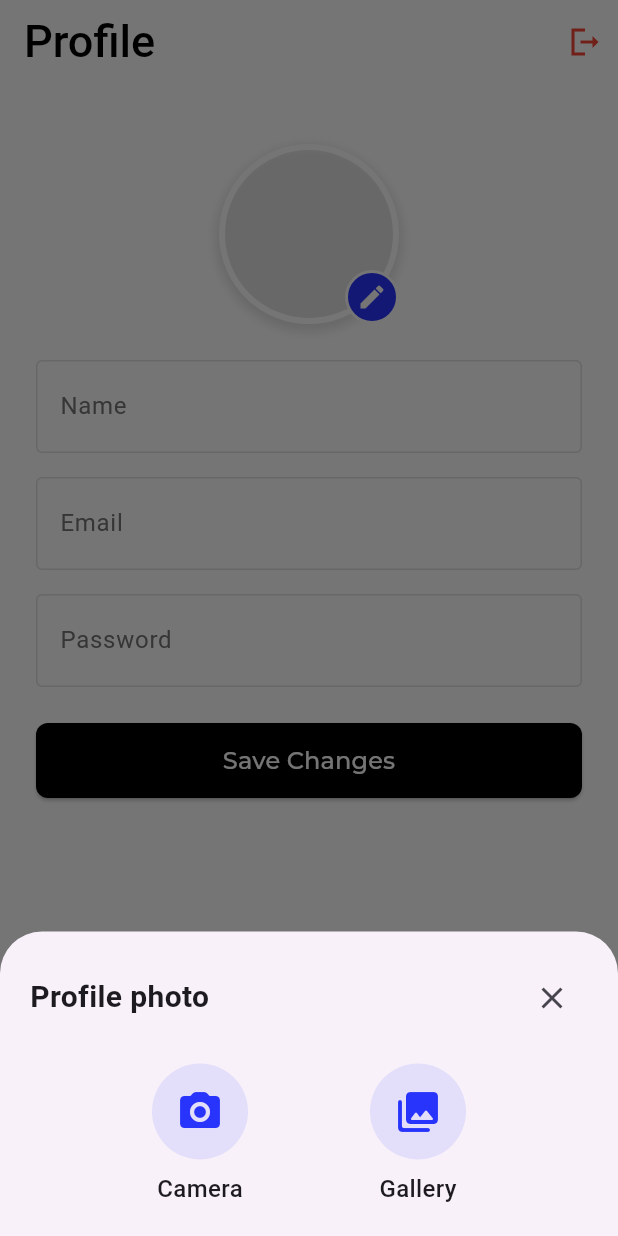
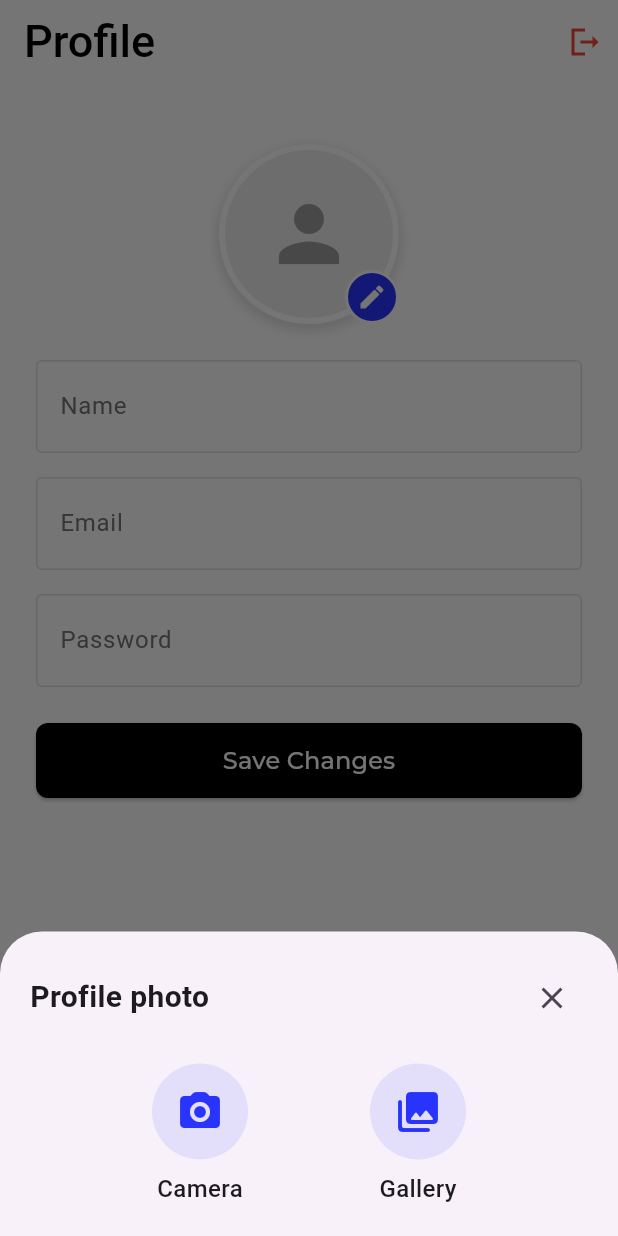
Before and after one commit to EmmyAnieDev/organize_it_flutter_frontend, a Flutter app: the ProfileScreen screen opened by its route, after a tap on the "edit" icon, on a phone screen of 412 x 824 dp. Run offline on Flutter 3.47's test engine with Material 3 defaults, Android fonts, the light colour scheme and no system bars; our stand-ins replace flutter_riverpod, flutter_secure_storage, go_router, google_fonts, image_picker, shared_preferences and 1 more; accounts and stored records are empty; Roboto replaces fonts that are missing (Salsa).

Commit message:
implemented uploading profile photo by users

```diff
--- a/lib/app/config/api_config.dart
+++ b/lib/app/config/api_config.dart
@@ -1,3 +1,3 @@
 class Api {
-  static const baseURL = 'http://192.168.1.239/organize_it/api';
+  static const baseURL = 'http://192.168.0.100/organize_it/api';
 }
--- a/lib/data/models/user_model.dart
+++ b/lib/data/models/user_model.dart
@@ -3,6 +3,7 @@ class User {
   final String name;
   final String email;
   final String? password;
+  final String? profilePhoto;
   final DateTime? createdAt;
 
   User({
@@ -10,6 +11,7 @@ class User {
     required this.name,
     required this.email,
     this.password,
+    this.profilePhoto,
     this.createdAt,
   });
 
@@ -18,6 +20,7 @@ class User {
       id: json['id'] as int?,
       name: json['name'] ?? '',
       email: json['email'] ?? '',
+      profilePhoto: json['profile_photo'] ?? '',
       createdAt: json['created_at'] != null
           ? DateTime.tryParse(json['created_at'])
           : null,
@@ -29,6 +32,7 @@ class User {
       'id': id,
       'name': name,
       'email': email,
+      'profile_photo': profilePhoto,
       'created_at': createdAt?.toIso8601String(),
     };
 
--- /dev/null
+++ b/lib/presentation/screens/profile/components/profile_photo.dart
@@ -0,0 +1,66 @@
+import 'package:flutter/material.dart';
+import 'package:flutter_riverpod/flutter_riverpod.dart';
+
+import '../../../../data/providers/user_controller.dart';
+
+class ProfilePhoto extends ConsumerWidget {
+  const ProfilePhoto({super.key});
+
+  @override
+  Widget build(BuildContext context, WidgetRef ref) {
+    final ucp = ref.watch(userProvider);
+    final photoUrl = ucp.currentUser?.profilePhoto;
+
+    return Container(
+      width: 120,
+      height: 120,
+      decoration: BoxDecoration(
+        shape: BoxShape.circle,
+        color: Colors.grey[200],
+        border: Border.all(
+          color: Colors.white,
+          width: 4,
+        ),
+        boxShadow: [
+          BoxShadow(
+            color: Colors.grey.withOpacity(0.3),
+            spreadRadius: 2,
+            blurRadius: 5,
+            offset: const Offset(0, 3),
+          ),
+        ],
+      ),
+      child: ClipOval(
+        child: ucp.isPhotoLoading
+            ? const Center(
+                child: CircularProgressIndicator(),
+              )
+            : photoUrl != null && photoUrl.isNotEmpty
+                ? Image.network(
+                    photoUrl,
+                    fit: BoxFit.cover,
+                    width: 120,
+                    height: 120,
+                    errorBuilder: (context, error, stackTrace) {
+                      return const Icon(
+                        Icons.person,
+                        size: 60,
+                        color: Colors.grey,
+                      );
+                    },
+                    loadingBuilder: (context, child, loadingProgress) {
+                      if (loadingProgress == null) return child;
+                      return const Center(
+                        child: CircularProgressIndicator(),
+                      );
+                    },
+                  )
+                : const Icon(
+                    Icons.person,
+                    size: 60,
+                    color: Colors.grey,
+                  ),
+      ),
+    );
+  }
+}
--- a/lib/presentation/screens/profile/profile.dart
+++ b/lib/presentation/screens/profile/profile.dart
@@ -8,6 +8,7 @@ import '../../widgets/edit_profile_button.dart';
 import '../../widgets/profile_text_field.dart';
 import '../../widgets/save_button.dart';
 import 'components/logout_button.dart';
+import 'components/profile_photo.dart';
 
 class ProfileScreen extends ConsumerStatefulWidget {
   const ProfileScreen({super.key});
@@ -57,36 +58,13 @@ class _ProfileScreenState extends ConsumerState<ProfileScreen> {
               Center(
                 child: Stack(
                   children: [
-                    Container(
-                      width: 120,
-                      height: 120,
-                      decoration: BoxDecoration(
-                        shape: BoxShape.circle,
-                        border: Border.all(
-                          color: Colors.white,
-                          width: 4,
-                        ),
-                        boxShadow: [
-                          BoxShadow(
-                            color: Colors.grey.withOpacity(0.3),
-                            spreadRadius: 2,
-                            blurRadius: 5,
-                            offset: const Offset(0, 3),
-                          ),
-                        ],
-                      ),
-                      child: ClipOval(
-                        child: Image.network(
-                          'https://ui-avatars.com/api/?name=John+Doe&size=120',
-                          fit: BoxFit.cover,
-                        ),
-                      ),
-                    ),
+                    ProfilePhoto(),
                     Positioned(
                       bottom: 0,
                       right: 0,
                       child: EditProfileButton(
-                        onImageSelected: (file) {},
+                        onImageSelected: (file) =>
+                            ucp.selectAndUploadPhoto(context),
                       ),
                     ),
                   ],
```
Also changed, not shown: lib/data/providers/user_controller.dart (+88 -0 lines), lib/data/repositories/user_repo.dart (+32 -0 lines).
